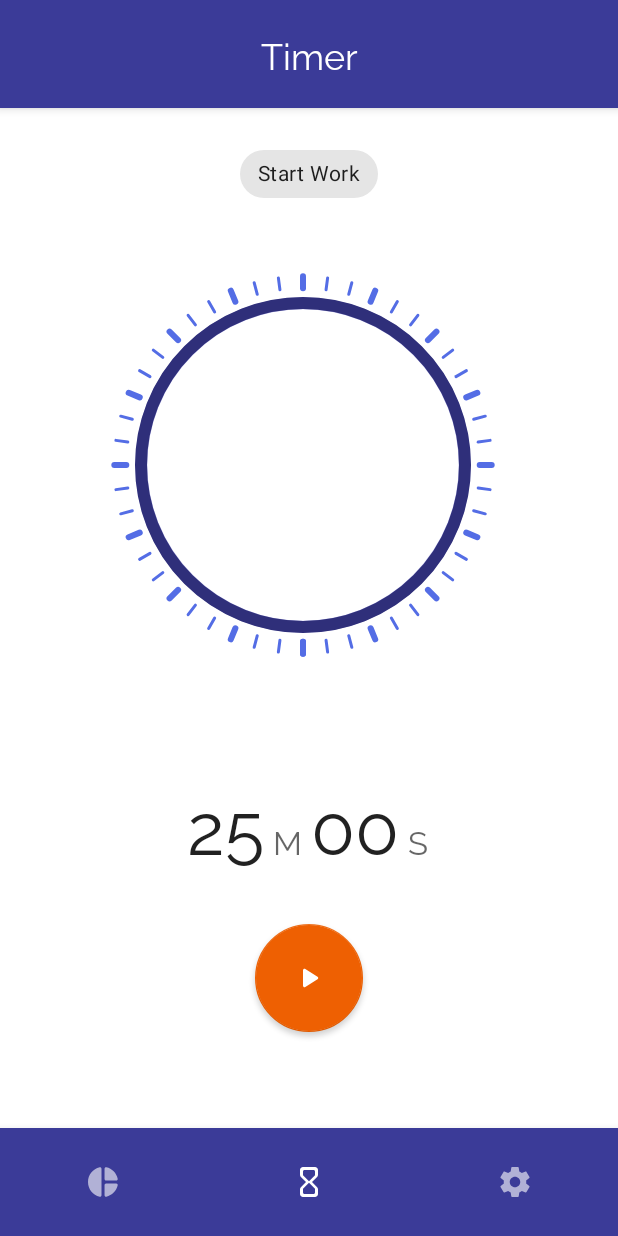
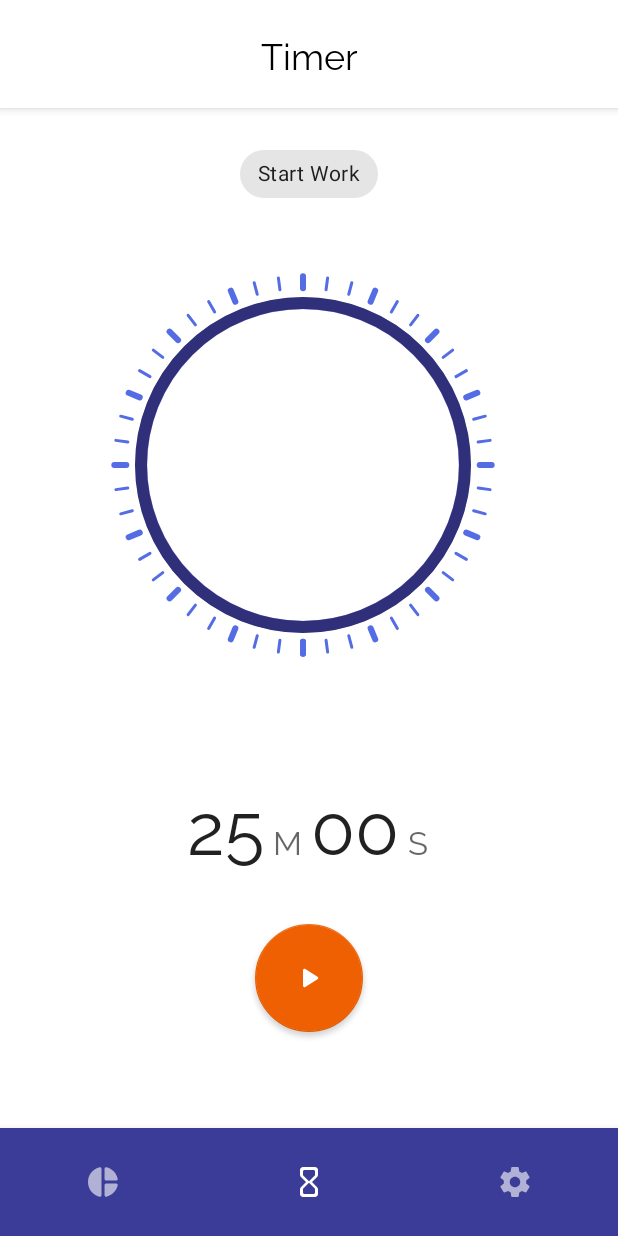
Before and after one commit to aruke/Tatsu, an Android app: the MainActivity screen opened directly, with no data from a screen before it, on a phone screen of 412 x 824 dp. Run offline under Robolectric (Android 15) with nearby library versions, the phone set to English and light mode, and no system bars; our stand-ins replace Room's generated code, Timber, data binding, navigation-ui; Roboto replaces fonts that are not available here.

Commit message:
Updated theme & styles
- Changed toolbar to surface style
- Fixed icon tint for close
- Added bottom padding in setting screen

```diff
--- a/app/src/main/java/org/rionlabs/tatsu/ui/screen/main/settings/SettingsFragment.kt
+++ b/app/src/main/java/org/rionlabs/tatsu/ui/screen/main/settings/SettingsFragment.kt
@@ -148,8 +148,11 @@ class SettingsFragment : PreferenceFragmentCompat() {
         parent: ViewGroup?,
         savedInstanceState: Bundle?
     ): RecyclerView {
+        val padding =
+            requireContext().resources.getDimension(R.dimen.settings_bottom_padding).toInt()
         val recyclerView = super.onCreateRecyclerView(inflater, parent, savedInstanceState)
         recyclerView.apply {
+            setPadding(paddingStart, paddingTop, paddingRight, paddingBottom + padding)
             clipToPadding = false
         }
         return recyclerView
--- a/app/src/main/res/drawable/ic_close.xml
+++ b/app/src/main/res/drawable/ic_close.xml
@@ -1,7 +1,6 @@
 <vector xmlns:android="http://schemas.android.com/apk/res/android"
     android:width="24dp"
     android:height="24dp"
-    android:tint="#FFFFFF"
     android:viewportWidth="24.0"
     android:viewportHeight="24.0">
     <path
--- a/app/src/main/res/layout/activity_main.xml
+++ b/app/src/main/res/layout/activity_main.xml
@@ -27,7 +27,7 @@
                     android:gravity="center"
                     android:text="@string/app_name"
                     android:textAppearance="?textAppearanceHeadline5"
-                    android:textColor="?colorOnPrimary" />
+                    android:textColor="?colorOnSurface" />
 
             </androidx.appcompat.widget.Toolbar>
 
--- a/app/src/main/res/layout/dialog_fullscreen.xml
+++ b/app/src/main/res/layout/dialog_fullscreen.xml
@@ -6,8 +6,7 @@
 
     <com.google.android.material.appbar.AppBarLayout
         android:layout_width="match_parent"
-        android:layout_height="wrap_content"
-        app:elevation="0dp">
+        android:layout_height="wrap_content">
 
         <androidx.appcompat.widget.Toolbar
             android:id="@+id/toolbar"
@@ -21,6 +20,6 @@
         android:id="@+id/content"
         android:layout_width="match_parent"
         android:layout_height="match_parent"
-        android:layout_marginTop="?attr/actionBarSize" />
+        app:layout_behavior="@string/appbar_scrolling_view_behavior" />
 
 </androidx.coordinatorlayout.widget.CoordinatorLayout>
--- a/app/src/main/res/values-night/theme.xml
+++ b/app/src/main/res/values-night/theme.xml
@@ -1,14 +1,15 @@
 <?xml version="1.0" encoding="utf-8"?>
 <resources xmlns:tools="http://schemas.android.com/tools">
 
-    <style name="AppTheme.FullScreenDialog" parent="Base.AppTheme">
+    <style name="AppTheme.DayNight" parent="Base.AppTheme">
+        <item name="android:windowLightStatusBar" tools:ignore="NewApi">false</item>
+        <item name="android:windowLightNavigationBar" tools:ignore="NewApi">false</item>
+    </style>
+
+    <style name="AppTheme.FullScreenDialog" parent="AppTheme.DayNight">
         <item name="android:windowIsFloating">false</item>
         <item name="android:statusBarColor">?colorSurface</item>
         <item name="android:navigationBarColor">?colorSurface</item>
-    </style>
-
-    <style name="AppTheme.DayNight" parent="Base.AppTheme">
-        <item name="android:statusBarColor">?colorSurface</item>
         <item name="android:windowLightStatusBar" tools:ignore="NewApi">false</item>
         <item name="android:windowLightNavigationBar" tools:ignore="NewApi">false</item>
     </style>
--- a/app/src/main/res/values/dimens.xml
+++ b/app/src/main/res/values/dimens.xml
@@ -1 +1,3 @@
-<resources />
+<resources>
+    <dimen name="settings_bottom_padding">16dp</dimen>
+</resources>
--- a/app/src/main/res/values/theme.xml
+++ b/app/src/main/res/values/theme.xml
@@ -3,16 +3,16 @@
 
     <style name="AppTheme.DayNight" parent="Base.AppTheme" />
 
-    <style name="AppTheme.Launch" parent="Base.AppTheme">
+    <style name="AppTheme.Launch" parent="AppTheme.DayNight">
         <item name="windowNoTitle">true</item>
         <item name="android:windowBackground">@drawable/splash</item>
+        <item name="android:statusBarColor">?colorPrimaryVariant</item>
+        <item name="android:windowLightStatusBar" tools:ignore="NewApi">false</item>
+        <item name="android:windowLightNavigationBar" tools:ignore="NewApi">false</item>
     </style>
 
     <!-- Fullscreen Dialog -->
-    <style name="AppTheme.FullScreenDialog" parent="Base.AppTheme">
-        <item name="colorPrimary">@color/color_primary</item>
-        <item name="colorPrimaryDark">@color/color_primary_variant</item>
-        <item name="colorAccent">@color/color_secondary</item>
+    <style name="AppTheme.FullScreenDialog" parent="AppTheme.DayNight">
         <item name="android:fontFamily">@font/raleway</item>
         <item name="android:windowIsFloating">false</item>
         <item name="android:navigationBarColor">?colorSurface</item>
@@ -41,10 +41,10 @@
         <item name="colorAccent">?colorSecondary</item>
 
         <!-- Widow Look & Feel -->
-        <item name="android:statusBarColor">?colorPrimaryVariant</item>
+        <item name="android:statusBarColor">?colorSurface</item>
         <item name="android:navigationBarColor">?colorPrimary</item>
-        <item name="android:windowLightStatusBar" tools:ignore="NewApi">false</item>
-        <item name="android:windowLightNavigationBar" tools:ignore="NewApi">false</item>
+        <item name="android:windowLightStatusBar" tools:ignore="NewApi">true</item>
+        <item name="android:windowLightNavigationBar" tools:ignore="NewApi">true</item>
 
         <!-- Custom Font -->
         <item name="fontFamily">@font/raleway</item>
@@ -73,7 +73,7 @@
         <item name="materialAlertDialogTheme">@style/ThemeOverlay.MaterialComponents.Dialog.Alert
         </item>
         <item name="bottomSheetDialogTheme">@style/ThemeOverlay.AppTheme.BottomSheetDialog</item>
-        <item name="toolbarStyle">@style/Widget.MaterialComponents.Toolbar.PrimarySurface</item>
+        <item name="toolbarStyle">@style/Widget.MaterialComponents.Toolbar.Surface</item>
         <item name="materialButtonStyle">@style/Widget.AppTheme.Button</item>
         <item name="materialButtonOutlinedStyle">@style/Widget.AppTheme.OutlinedButton</item>
         <item name="textInputStyle">@style/Widget.AppTheme.TextInputLayout</item>
```
